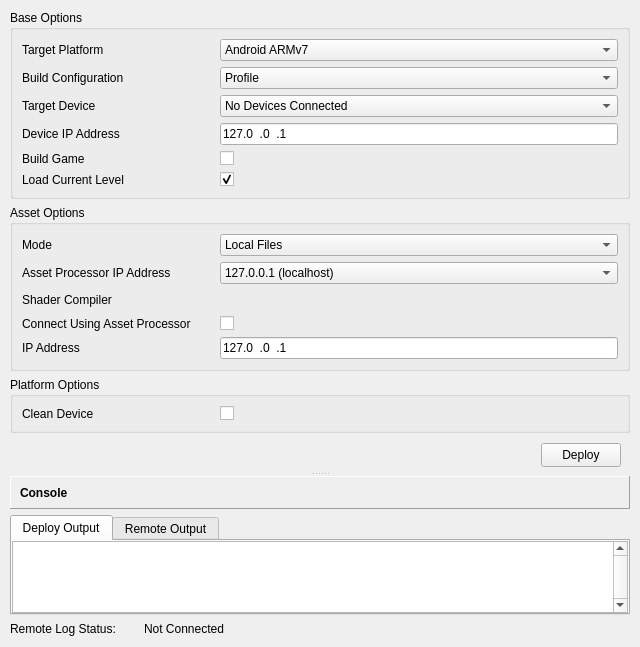
Old version of the form dev/Code/Sandbox/Plugins/DeploymentTool/DeploymentToolWindow.ui in the repository aws/lumberyard.
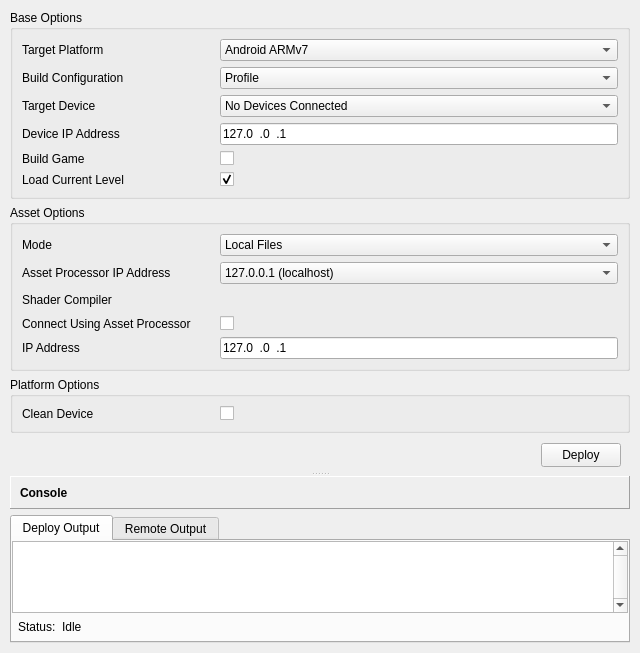
New version of the form.

```diff
--- a/dev/Code/Sandbox/Plugins/DeploymentTool/DeploymentToolWindow.ui
+++ b/dev/Code/Sandbox/Plugins/DeploymentTool/DeploymentToolWindow.ui
@@ -593,7 +593,7 @@
                 <number>0</number>
                </property>
                <property name="bottomMargin">
-                <number>0</number>
+                <number>6</number>
                </property>
                <item>
                 <widget class="QTextEdit" name="deployOutputTextBox">
@@ -617,6 +617,51 @@
                  </property>
                 </widget>
                </item>
+               <item>
+                <layout class="QHBoxLayout" name="deployStatusOutput">
+                 <property name="leftMargin">
+                  <number>6</number>
+                 </property>
+                 <item>
+                  <widget class="QLabel" name="deployStatusLabelPrefix">
+                   <property name="sizePolicy">
+                    <sizepolicy hsizetype="Maximum" vsizetype="Preferred">
+                     <horstretch>0</horstretch>
+                     <verstretch>0</verstretch>
+                    </sizepolicy>
+                   </property>
+                   <property name="minimumSize">
+                    <size>
+                     <width>0</width>
+                     <height>16</height>
+                    </size>
+                   </property>
+                   <property name="baseSize">
+                    <size>
+                     <width>0</width>
+                     <height>0</height>
+                    </size>
+                   </property>
+                   <property name="text">
+                    <string>Status:</string>
+                   </property>
+                  </widget>
+                 </item>
+                 <item>
+                  <widget class="QLabel" name="deployStatusLabel">
+                   <property name="minimumSize">
+                    <size>
+                     <width>0</width>
+                     <height>16</height>
+                    </size>
+                   </property>
+                   <property name="text">
+                    <string>Idle </string>
+                   </property>
+                  </widget>
+                 </item>
+                </layout>
+               </item>
               </layout>
              </widget>
              <widget class="QWidget" name="remoteOutputTab">
@@ -634,7 +679,7 @@
                 <number>0</number>
                </property>
                <property name="bottomMargin">
-                <number>0</number>
+                <number>6</number>
                </property>
                <item>
                 <widget class="QTextEdit" name="remoteOutputTextBox">
@@ -658,27 +703,32 @@
                  </property>
                 </widget>
                </item>
-              </layout>
-             </widget>
-            </widget>
-           </item>
            <item>
-            <layout class="QHBoxLayout" name="statusLayout">
+                <layout class="QHBoxLayout" name="remoteStatusLayout">
+                 <property name="leftMargin">
+                  <number>6</number>
+                 </property>
              <item>
-              <widget class="QLabel" name="statusPrefixLabel">
+                  <widget class="QLabel" name="remoteStatusPrefixLabel">
                <property name="sizePolicy">
                 <sizepolicy hsizetype="Maximum" vsizetype="Preferred">
                  <horstretch>0</horstretch>
                  <verstretch>0</verstretch>
                 </sizepolicy>
                </property>
+                   <property name="minimumSize">
+                    <size>
+                     <width>0</width>
+                     <height>16</height>
+                    </size>
+                   </property>
                <property name="text">
-                <string>Remote Log Status:</string>
+                    <string>Status:</string>
                </property>
               </widget>
              </item>
              <item>
-              <widget class="QLabel" name="statusIconLabel">
+                  <widget class="QLabel" name="remoteStatusIconLabel">
                <property name="minimumSize">
                 <size>
                  <width>16</width>
@@ -697,13 +747,23 @@
               </widget>
              </item>
              <item>
-              <widget class="QLabel" name="statusLabel">
+                  <widget class="QLabel" name="remoteStatusLabel">
+                   <property name="minimumSize">
+                    <size>
+                     <width>0</width>
+                     <height>16</height>
+                    </size>
+                   </property>
                <property name="text">
                 <string>Not Connected</string>
                </property>
               </widget>
              </item>
             </layout>
+               </item>
+              </layout>
+             </widget>
+            </widget>
            </item>
           </layout>
          </widget>
```
Lines whose indentation alone changed are shown as unchanged.
